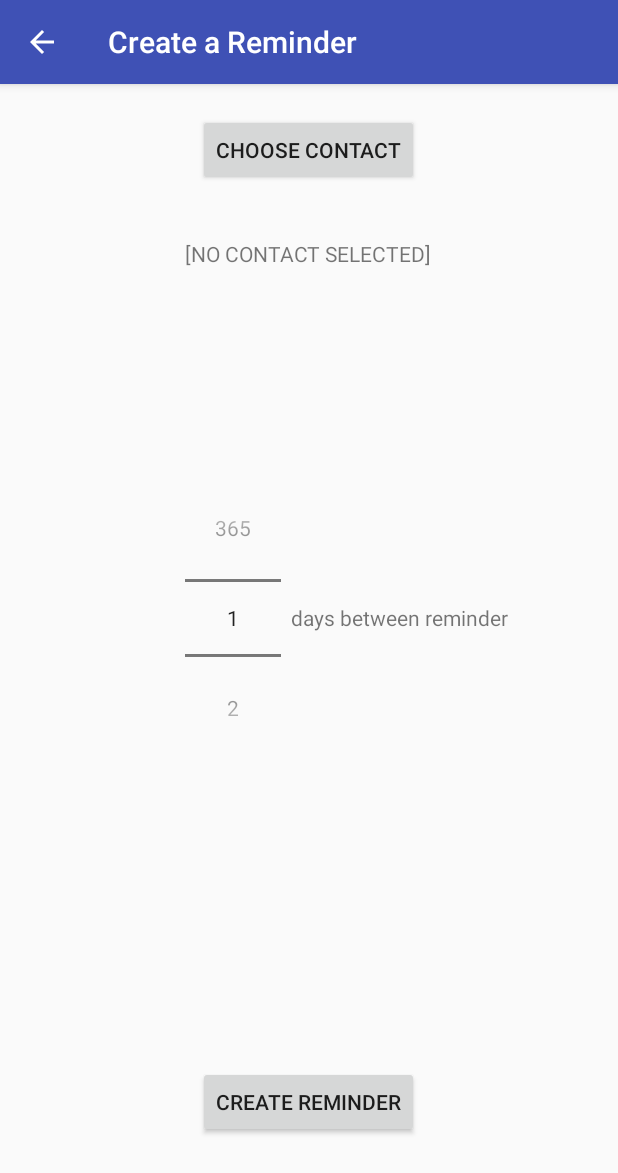
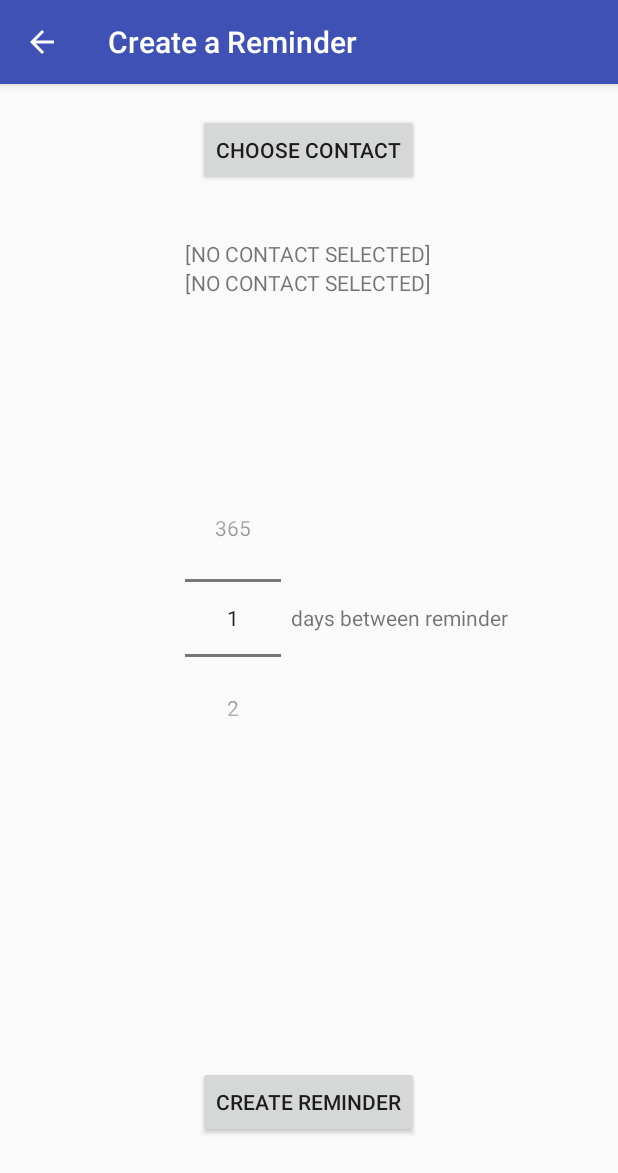
Before and after one commit to schott12521/CallYourMom, an Android app: the ContactActivity screen opened directly, with no data from a screen before it, on a phone screen of 412 x 824 dp. Shown: the top 1173 px of the screen. Run offline under Robolectric (Android 15) with nearby library versions, the phone set to English and light mode, and no system bars.

Commit message:
Added phone number  selected

```diff
--- a/CallYourMom/app/src/main/res/layout/activity_contact.xml
+++ b/CallYourMom/app/src/main/res/layout/activity_contact.xml
@@ -69,6 +69,14 @@
             android:layout_marginTop="35dp"
             android:text="[NO CONTACT SELECTED]"/>
 
+        <TextView
+            android:id="@id/contact_number"
+            android:layout_width="wrap_content"
+            android:layout_height="wrap_content"
+            android:text="[NO CONTACT SELECTED]"
+            android:layout_below="@id/contact_name"
+            android:layout_centerHorizontal="true"/>
+
     </RelativeLayout>
 
 </android.support.design.widget.CoordinatorLayout>
```
Also changed, not shown: CallYourMom/app/src/main/java/cmsc436/com/callyourmom/ContactActivity.java (+45 -23 lines).
